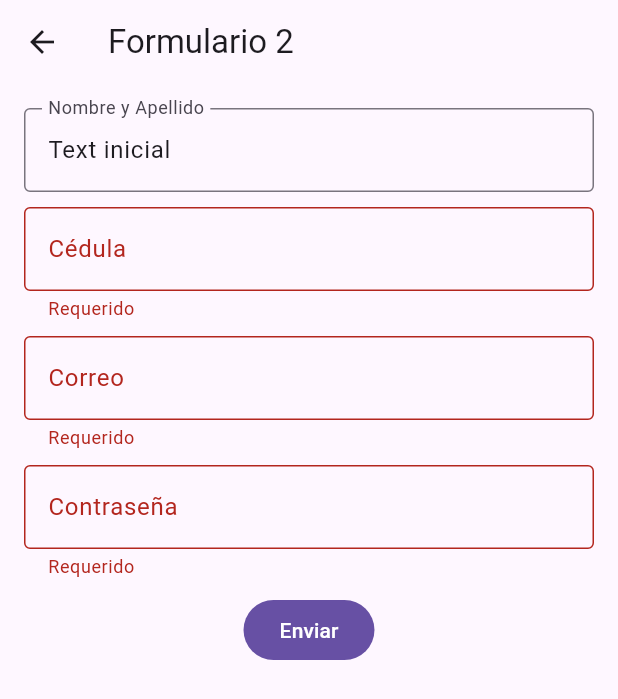
After one commit to RicharC293/components_4ta_ed, a Flutter app: the Forms2Screen screen opened by its route, after a tap on "Enviar", on a phone screen of 412 x 824 dp. The commit adds this screen. Shown: the top 699 px of the screen. Run offline on Flutter 3.47's test engine with Material 3 defaults, Android fonts, the phone set to English and light mode, and no system bars; our stand-ins replace flutter_svg; key blocks and very long unbroken strings in the code were emptied for the run.

Commit message:
Add Forms2Screen with form validation and input fields

```diff
--- /dev/null
+++ b/lib/screens/forms_2_screen.dart
@@ -0,0 +1,206 @@
+import 'package:flutter/material.dart';
+
+class Forms2Screen extends StatefulWidget {
+  const Forms2Screen({super.key});
+
+  static const routeName = "/forms2";
+
+  @override
+  State<Forms2Screen> createState() => _Forms2ScreenState();
+}
+
+class _Forms2ScreenState extends State<Forms2Screen> {
+  /// Key -> FormState
+  final _formKey = GlobalKey<FormState>();
+
+  String _name = "";
+  String _cedula = "";
+  String _email = "";
+  String _password = "";
+
+  final _nameController = TextEditingController(text: "Text inicial");
+
+  /// Cuando usen controladores deben limpiarlos
+  late TextEditingController _cedulaController;
+
+  /// StatefulWidget -> initState -> Inicializar el estado -> el primer renderizado
+  @override
+  void initState() {
+    super.initState();
+    _cedulaController = TextEditingController();
+  }
+
+
+  /// StatefulWidget -> dispose -> Al cerrar la pantalla -> limpiar recursos
+  @override
+  void dispose() {
+    _cedulaController.dispose();
+    _nameController.dispose();
+    super.dispose();
+  }
+
+  @override
+  Widget build(BuildContext context) {
+    /// TextFormField -> Form -> Validaciones
+    return Scaffold(
+        appBar: AppBar(
+          title: const Text("Formulario 2"),
+        ),
+        body: Padding(
+          padding: const EdgeInsets.all(16.0),
+          child: Form(
+            key: _formKey,
+            child: Column(
+              children: [
+                /// Nombre y Apellido -> label
+                /// Richar Cangui -> hint
+                TextFormField(
+                  controller: _nameController,
+                  textInputAction: TextInputAction.next,
+                  decoration: InputDecoration(
+                    labelText: "Nombre y Apellido",
+                    hintText: "Richar Cangui",
+                    border: OutlineInputBorder(),
+                  ),
+
+                  /// validadores
+                  /// value -> valor del campo
+                  validator: (value) {
+                    print("Value del validador: $value");
+
+                    /// 1. Manejar condiciones
+                    /// 2. Retornar un mensaje, error.
+                    /// Validar que no esté vacío
+                    if (value == null || value.isEmpty) {
+                      return "Requerido";
+                    }
+
+                    /// Validar que al menos tenga dos palabras
+                    if (value.split(" ").length < 2) {
+                      return "Debe tener nombre y apellido";
+                    }
+
+                    return null;
+                  },
+                  onSaved: (newValue) {
+                    _name = newValue ?? "";
+                  },
+                ),
+
+                const SizedBox(height: 10),
+
+                /// Cédula
+                /// 12344567890
+                /// Validar que sea igual a 10 caracteres
+                TextFormField(
+                  controller: _cedulaController,
+                  keyboardType: TextInputType.number,
+                  textInputAction: TextInputAction.next,
+                  decoration: InputDecoration(
+                    labelText: "Cédula",
+                    hintText: "1234567890",
+                    border: OutlineInputBorder(),
+                  ),
+                  validator: (value) {
+                    if (value == null || value.isEmpty) {
+                      return "Requerido";
+                    }
+                    if (value.length != 10) {
+                      return "Debe tener 10 caracteres";
+                    }
+
+                    return null;
+                  },
+                  onSaved: (newValue) {
+                    _cedula = newValue ?? "";
+                  },
+                ),
+                const SizedBox(height: 10),
+
+                /// Correo
+                /// test@tes.com
+                /// Validar que tenga un @
+                TextFormField(
+                  keyboardType: TextInputType.emailAddress,
+                  textInputAction: TextInputAction.next,
+                  decoration: InputDecoration(
+                    labelText: "Correo",
+                    hintText: "test@test.com",
+                    border: OutlineInputBorder(),
+                  ),
+                  validator: (value) {
+                    if (value == null || value.isEmpty) {
+                      return "Requerido";
+                    }
+                    // contains -> valida si contiene algo
+                    if (!value.contains("@")) {
+                      return "Debe tener un @";
+                    }
+
+                    return null;
+                  },
+                  onSaved: (newValue) {
+                    _email = newValue ?? "";
+                  },
+                ),
+                const SizedBox(height: 10),
+
+                /// Contraseña
+                /// *******
+                /// Validar que tenga al menos 6 caracteres
+                TextFormField(
+                  textInputAction: TextInputAction.done,
+                  decoration: InputDecoration(
+                    labelText: "Contraseña",
+                    hintText: "******",
+                    border: OutlineInputBorder(),
+                  ),
+                  obscureText: true,
+                  validator: (value) {
+                    if (value == null || value.isEmpty) {
+                      return "Requerido";
+                    }
+                    if (value.length < 6) {
+                      return "Debe tener al menos 6 caracteres";
+                    }
+                    return null;
+                  },
+                  onSaved: (newValue) {
+                    _password = newValue ?? "";
+                  },
+                ),
+                const SizedBox(height: 10),
+                FilledButton(
+                  onPressed: () {
+                    /// Validar el formulario
+                    final valueValidator = _formKey.currentState?.validate();
+                    if(valueValidator == null || !valueValidator) {
+                      return;
+                    }
+                    /// Otro código - Peticiones server
+                    /// Acceder a los datos
+                    _formKey.currentState?.save();
+                    /// _nameController.text -> valor del campo
+                    /// _nameController.clear() -> limpiar el campo
+                    /// _nameController.text = "Nuevo valor" -> cambiar el valor del campo
+                    print("Nombre desde el controller: ${_nameController.text}");
+
+                    print("Nombre: $_name");
+                    print("Cédula: $_cedula");
+                    print("Correo: $_email");
+                    print("Contraseña: $_password");
+                  },
+                  child: Text("Enviar"),
+                ),
+
+                /// Crearse unos componentes tipo texto:
+                /// 1. Nombre: Richar Cangui
+                /// 2. Cédula: 1234567890
+                /// 3. Correo:
+                /// 4. Contraseña:
+              ],
+            ),
+          ),
+        ));
+  }
+}
--- a/lib/screens/forms_screen.dart
+++ b/lib/screens/forms_screen.dart
@@ -2,6 +2,7 @@ import 'dart:convert';
 
 import 'package:components/utils/constants.dart';
 import 'package:flutter/material.dart';
+import 'package:flutter/services.dart';
 import 'package:flutter_svg/svg.dart';
 
 class FormsScreen extends StatelessWidget {
@@ -110,8 +111,8 @@ class FormsScreen extends StatelessWidget {
               /// 6. Switch -> Activar o desactivar una opción -> https://api.flutter.dev/flutter/material/Switch-class.html
 
               /// TextField
-               Padding(
-                padding:const EdgeInsets.all(16.0),
+              Padding(
+                padding: const EdgeInsets.all(16.0),
                 child: TextField(
                   /// Características de los teclados
                   keyboardType: TextInputType.emailAddress,
@@ -137,6 +138,7 @@ class FormsScreen extends StatelessWidget {
                   onChanged: (value) {
                     print(value);
                   },
+
                   /// Cada vez que haga click en el botón de enviar
                   onSubmitted: (value) {
                     print(value);
@@ -146,12 +148,16 @@ class FormsScreen extends StatelessWidget {
                     print("Tap");
                   },
 
+                  /// Mascaras, limitar un tipo de dato en específico
+                  // inputFormatters: [
+                  // ],
+
                   // onSave
                   // onEditingComplete
                   // validator
 
                   /// InputDecoration -> Decoración del campo
-                  decoration:  InputDecoration(
+                  decoration: const InputDecoration(
                     /// Placeholder -> hintText -> Texto que se muestra cuando no hay nada escrito -> test@ejemplo.com
                     hintText: "test@test.com",
                     // Actualizar los estilos del hint
@@ -182,7 +188,10 @@ class FormsScreen extends StatelessWidget {
                     // ),
 
                     /// Icono al inicio del campo
-                    prefixIcon: Icon(Icons.email, color: Colors.red,),
+                    prefixIcon: Icon(
+                      Icons.email,
+                      color: Colors.red,
+                    ),
 
                     /// Icono al final del campo
                     suffixIcon: Icon(Icons.remove_red_eye),
@@ -195,6 +204,8 @@ class FormsScreen extends StatelessWidget {
                 },
                 child: const Text("Unfocus"),
               ),
+
+
             ],
           ),
         ),
--- a/lib/screens/home_screen.dart
+++ b/lib/screens/home_screen.dart
@@ -1,6 +1,7 @@
 import 'package:components/screens/alerts_screen.dart';
 import 'package:components/screens/animations_screen.dart';
 import 'package:components/screens/buttons_screen.dart';
+import 'package:components/screens/forms_2_screen.dart';
 import 'package:components/screens/forms_screen.dart';
 import 'package:components/screens/infinity_scroll_screen.dart';
 import 'package:components/screens/layout_screen.dart';
@@ -94,9 +95,17 @@ class HomeScreen extends StatelessWidget {
           ),
 
           ListTile(
+            title: const Text("Imagenes"),
+            onTap: () {
+              Navigator.pushNamed(context, FormsScreen.routeName);
+            },
+            trailing: const Icon(Icons.arrow_forward_ios),
+          ),
+
+          ListTile(
             title: const Text("Formularios"),
             onTap: () {
-              Navigator.pushNamed(context, FormsScreen.routeName);
+              Navigator.pushNamed(context, Forms2Screen.routeName);
             },
             trailing: const Icon(Icons.arrow_forward_ios),
           ),
--- a/lib/utils/routes.dart
+++ b/lib/utils/routes.dart
@@ -1,6 +1,7 @@
 import 'package:components/screens/alerts_screen.dart';
 import 'package:components/screens/animations_screen.dart';
 import 'package:components/screens/buttons_screen.dart';
+import 'package:components/screens/forms_2_screen.dart';
 import 'package:components/screens/forms_screen.dart';
 import 'package:components/screens/home_screen.dart';
 import 'package:components/screens/infinity_scroll_screen.dart';
@@ -23,6 +24,8 @@ final routes = {
   /// forms_screen.dart
   FormsScreen.routeName: (context) => const FormsScreen(),
 
+  Forms2Screen.routeName: (context) => const Forms2Screen(),
+
   /// infinity_scroll_screen.dart
   InfinityScrollScreen.routeName: (context) => const InfinityScrollScreen(),
 
```
